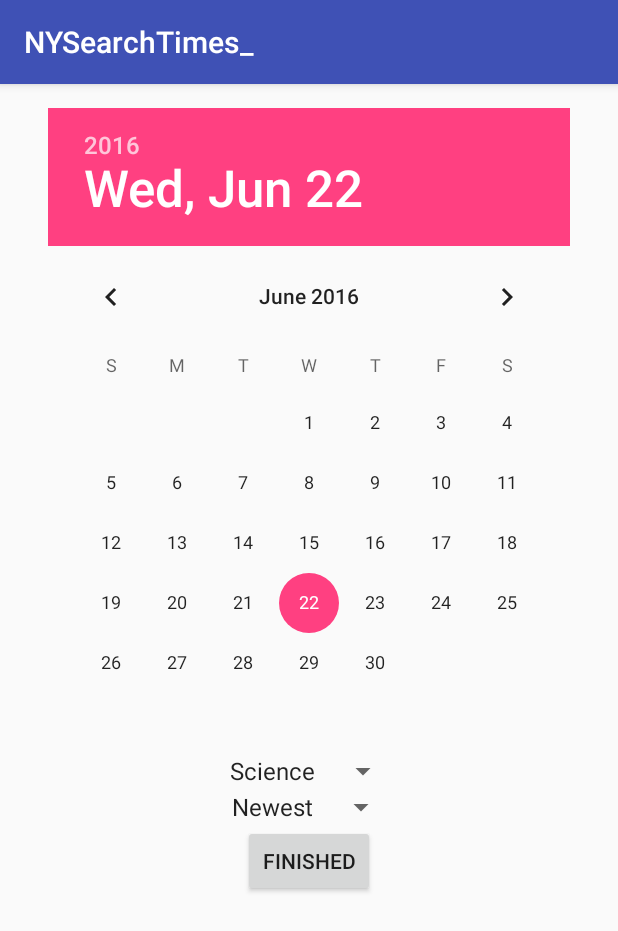
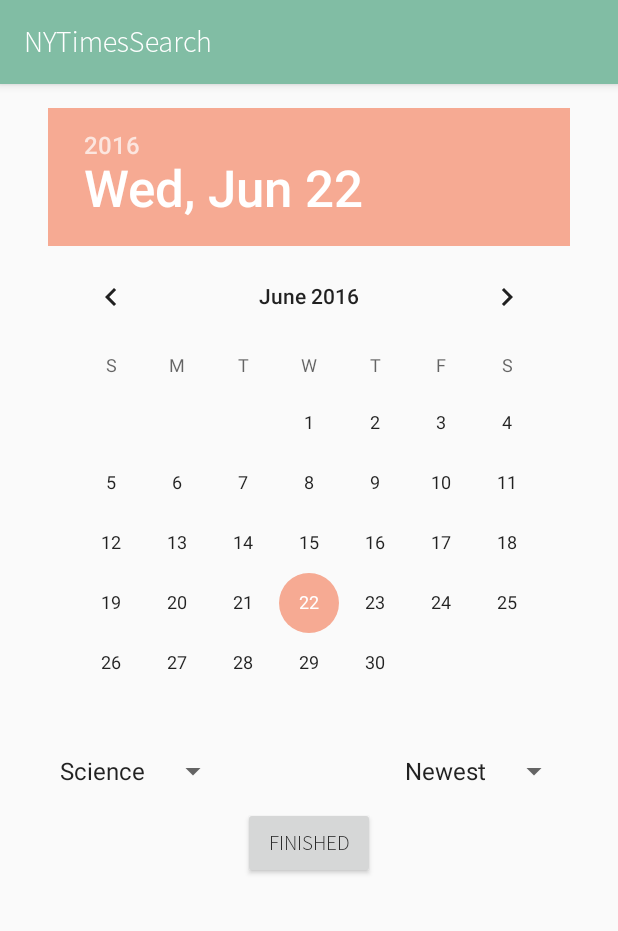
Before and after one commit to claireshu/NYSearchTimes, an Android app: the FilterActivity screen opened directly, with no data from a screen before it, on a phone screen of 412 x 824 dp. Shown: the top 931 px of the screen. Run offline under Robolectric (Android 15) with nearby library versions, the phone set to English and light mode, and no system bars; Roboto replaces fonts that are not available here.

Commit message:
UI colors updated, fonts added

```diff
--- a/app/build.gradle
+++ b/app/build.gradle
@@ -32,4 +32,10 @@ dependencies {
     apply plugin: 'com.neenbedankt.android-apt'
     compile 'org.parceler:parceler-api:1.1.1'
     apt 'org.parceler:parceler:1.1.1'
+    compile 'com.squareup.picasso:picasso:2.5.1'
+    compile 'com.github.bumptech.glide:glide:3.5.2'
+    compile 'com.android.support:support-v4:22.0.0'
+    compile 'com.android.support:appcompat-v7:23.1.0'
+    compile 'com.android.support:recyclerview-v7:23.1.0'
+    compile 'com.android.support:design:23.1.0'
 }
--- a/app/src/main/AndroidManifest.xml
+++ b/app/src/main/AndroidManifest.xml
@@ -17,6 +17,7 @@
         <activity
             android:name=".activities.SearchActivity"
             android:label="@string/app_name"
+            android:launchMode="singleTop"
             android:theme="@style/AppTheme.NoActionBar">
             <intent-filter>
                 <action android:name="android.intent.action.MAIN" />
@@ -27,7 +28,9 @@
         <activity
             android:name=".ArticleActivity"
             android:label="@string/title_activity_article"
-            android:theme="@style/AppTheme.NoActionBar" />
+            android:theme="@style/AppTheme.NoActionBar"
+            android:parentActivityName=".activities.SearchActivity" />
+
         <activity android:name=".FilterActivity"></activity>
     </application>
 
--- a/app/src/main/java/com/claireshu/nysearchtimes_/FilterActivity.java
+++ b/app/src/main/java/com/claireshu/nysearchtimes_/FilterActivity.java
@@ -1,9 +1,13 @@
 package com.claireshu.nysearchtimes_;
 
 import android.content.Intent;
+import android.graphics.Typeface;
 import android.os.Bundle;
 import android.support.v7.app.AppCompatActivity;
+import android.text.Spannable;
+import android.text.SpannableString;
 import android.view.View;
+import android.widget.Button;
 import android.widget.DatePicker;
 import android.widget.Spinner;
 
@@ -13,11 +17,23 @@ import java.text.SimpleDateFormat;
 import java.util.Calendar;
 
 public class FilterActivity extends AppCompatActivity {
+    Typeface font;
 
     @Override
     protected void onCreate(Bundle savedInstanceState) {
         super.onCreate(savedInstanceState);
         setContentView(R.layout.activity_filter);
+
+        font = Typeface.createFromAsset(getAssets(), "fonts/sourcesanspro.otf");
+
+        SpannableString s = new SpannableString("NYTimesSearch");
+        com.claireshu.nysearchtimes_.TypefaceSpan typeface = new com.claireshu.nysearchtimes_.TypefaceSpan(this, "sourcesanspro.otf");
+        s.setSpan(typeface, 0, s.length(),
+                Spannable.SPAN_EXCLUSIVE_EXCLUSIVE);
+        getSupportActionBar().setTitle(s);
+
+        Button btFilter = (Button) findViewById(R.id.btFilter);
+        btFilter.setTypeface(font);
     }
 
     public void returnFilters(View view) {
--- /dev/null
+++ b/app/src/main/java/com/claireshu/nysearchtimes_/TypefaceSpan.java
@@ -0,0 +1,66 @@
+package com.claireshu.nysearchtimes_;
+
+
+/*
+ * Copyright 2013 Simple Finance Corporation. All rights reserved.
+ *
+ * Licensed under the Apache License, Version 2.0 (the "License");
+ * you may not use this file except in compliance with the License.
+ * You may obtain a copy of the License at
+ *
+ *    http://www.apache.org/licenses/LICENSE-2.0
+ *
+ * Unless required by applicable law or agreed to in writing, software
+ * distributed under the License is distributed on an "AS IS" BASIS,
+ * WITHOUT WARRANTIES OR CONDITIONS OF ANY KIND, either express or implied.
+ * See the License for the specific language governing permissions and
+ * limitations under the License.
+ */
+
+import android.content.Context;
+import android.graphics.Paint;
+import android.graphics.Typeface;
+import android.support.v4.util.LruCache;
+import android.text.TextPaint;
+import android.text.style.MetricAffectingSpan;
+
+/**
+ *
+ *
+ * @author Tristan Waddington
+ */
+public class TypefaceSpan extends MetricAffectingSpan {
+    /** An <code>LruCache</code> for previously loaded typefaces. */
+    private static LruCache<String, Typeface> sTypefaceCache =
+            new LruCache<String, Typeface>(12);
+
+    private Typeface mTypeface;
+
+
+    public TypefaceSpan(Context context, String typefaceName) {
+        mTypeface = sTypefaceCache.get(typefaceName);
+
+        if (mTypeface == null) {
+            mTypeface = Typeface.createFromAsset(context.getApplicationContext().getAssets(), String.format("fonts/%s", typefaceName));
+
+            // Cache the loaded Typeface
+            sTypefaceCache.put(typefaceName, mTypeface);
+        }
+    }
+
+    @Override
+    public void updateMeasureState(TextPaint p) {
+        p.setTypeface(mTypeface);
+
+        // Note: This flag is required for proper typeface rendering
+        p.setFlags(p.getFlags() | Paint.SUBPIXEL_TEXT_FLAG);
+    }
+
+    @Override
+    public void updateDrawState(TextPaint tp) {
+        tp.setTypeface(mTypeface);
+
+        // Note: This flag is required for proper typeface rendering
+        tp.setFlags(tp.getFlags() | Paint.SUBPIXEL_TEXT_FLAG);
+    }
+}
--- a/app/src/main/res/layout/activity_filter.xml
+++ b/app/src/main/res/layout/activity_filter.xml
@@ -21,24 +21,29 @@
         android:layout_height="wrap_content"
         android:id="@+id/spinner_news_desk"
         android:layout_below="@+id/datePicker"
-        android:layout_centerHorizontal="true"
+        android:layout_alignLeft="@id/datePicker"
         android:entries="@array/news_desk_arrays"
         />
+        <!--android:layout_centerHorizontal="true"-->
+
 
     <Spinner
         android:layout_width="wrap_content"
         android:layout_height="wrap_content"
         android:id="@+id/spinner_sort"
-        android:layout_below="@+id/spinner_news_desk"
-        android:layout_centerHorizontal="true"
+        android:layout_below="@+id/datePicker"
+        android:layout_alignRight="@id/datePicker"
         android:entries="@array/sort_arrays"
-       />
+        />
+        <!--android:layout_centerHorizontal="true"-->
+
 
     <Button
         android:layout_width="wrap_content"
         android:layout_height="wrap_content"
         android:text="@string/finished"
-        android:id="@+id/button"
+        android:id="@+id/btFilter"
+        android:layout_marginTop="12dp"
         android:layout_below="@+id/spinner_sort"
         android:layout_centerHorizontal="true"
         android:onClick="returnFilters"/>
--- a/app/src/main/res/layout/activity_search.xml
+++ b/app/src/main/res/layout/activity_search.xml
@@ -10,13 +10,16 @@
     <android.support.design.widget.AppBarLayout
         android:layout_width="match_parent"
         android:layout_height="wrap_content"
-        android:theme="@style/AppTheme.AppBarOverlay">
+        android:theme="@style/AppTheme.AppBarOverlay"
+        android:fitsSystemWindows="true">
+
 
         <android.support.v7.widget.Toolbar
             android:id="@+id/toolbar"
             android:layout_width="match_parent"
             android:layout_height="?attr/actionBarSize"
             android:background="?attr/colorPrimary"
+            app:layout_scrollFlags="scroll|enterAlways"
             app:popupTheme="@style/AppTheme.PopupOverlay" />
 
     </android.support.design.widget.AppBarLayout>
--- a/app/src/main/res/layout/content_search.xml
+++ b/app/src/main/res/layout/content_search.xml
@@ -18,6 +18,8 @@
         android:layout_width="match_parent"
         android:layout_height="match_parent"
         android:layout_alignParentTop="true"
+        android:clipToPadding="false"
+        app:layout_behavior="@string/appbar_scrolling_view_behavior"
         android:layout_centerHorizontal="true"
         />
 
--- a/app/src/main/res/layout/item_article_result.xml
+++ b/app/src/main/res/layout/item_article_result.xml
@@ -6,6 +6,7 @@
     <ImageView
         android:layout_width="75dp"
         android:layout_height="75dp"
+        android:layout_gravity="center_horizontal"
         android:id="@+id/ivImage"
         android:src="@mipmap/ic_launcher"
         android:scaleType="center"/>
@@ -15,6 +16,10 @@
         android:layout_width="wrap_content"
         android:layout_height="wrap_content"
         android:maxLines="2"
+        android:layout_gravity="center_horizontal"
         android:ellipsize="end"
+        android:layout_marginLeft="20dp"
+        android:layout_marginRight="20dp"
+
         android:text="TextView"/>
 </LinearLayout>
--- a/app/src/main/res/values/colors.xml
+++ b/app/src/main/res/values/colors.xml
@@ -1,6 +1,6 @@
 <?xml version="1.0" encoding="utf-8"?>
 <resources>
-    <color name="colorPrimary">#3F51B5</color>
-    <color name="colorPrimaryDark">#303F9F</color>
-    <color name="colorAccent">#FF4081</color>
+    <color name="colorPrimary">#81BDA4</color>
+    <color name="colorPrimaryDark">#b9d3b0</color>
+    <color name="colorAccent">#F6AA93</color>
 </resources>
--- a/app/src/main/res/values/strings.xml
+++ b/app/src/main/res/values/strings.xml
@@ -1,5 +1,5 @@
 <resources>
-    <string name="app_name">NYSearchTimes_</string>
+    <string name="app_name">NYTimesSearch</string>
     <string name="action_settings">Settings</string>
     <string name="search_query">Enter search query</string>
     <string name="search">Search</string>
```
Also changed, not shown: app/src/main/java/com/claireshu/nysearchtimes_/ArticleActivity.java (+24 -0 lines), app/src/main/java/com/claireshu/nysearchtimes_/ArticleArrayAdapter.java (+9 -2 lines), app/src/main/java/com/claireshu/nysearchtimes_/activities/SearchActivity.java (+32 -3 lines), app/src/main/assets/fonts/sourcesanspro.otf (added), 1 other file.
